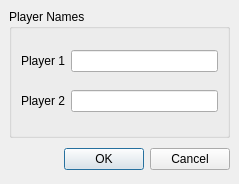
First picture: the form in src/namedialog.ui, repository KDE/lskat, before the edit.
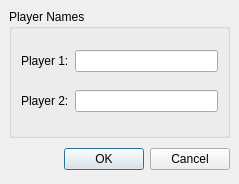
Second picture: the form after the edit.

Commit message: i18n style guide fixes

Patch:
```diff
--- a/src/namedialog.ui
+++ b/src/namedialog.ui
@@ -43,14 +43,14 @@
       <item row="0" column="0" >
        <widget class="QLabel" name="label_1" >
         <property name="text" >
-         <string>Player 1</string>
+         <string>Player 1:</string>
         </property>
        </widget>
       </item>
       <item row="1" column="0" >
        <widget class="QLabel" name="label_2" >
         <property name="text" >
-         <string>Player 2</string>
+         <string>Player 2:</string>
         </property>
        </widget>
       </item>
```
